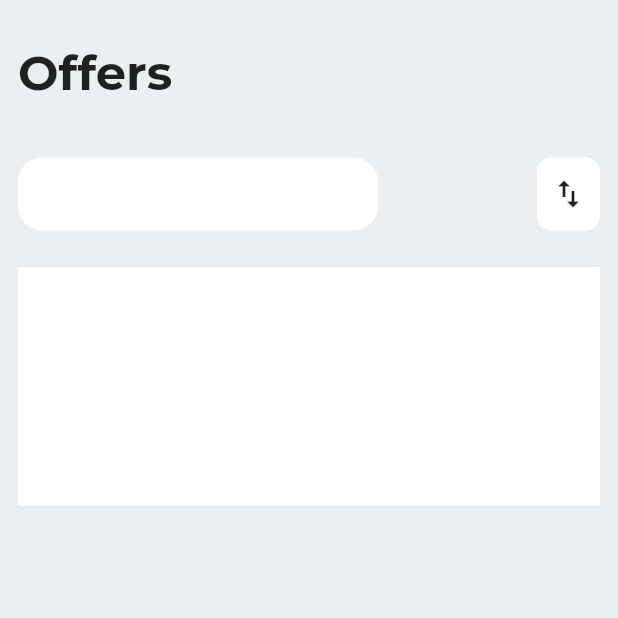
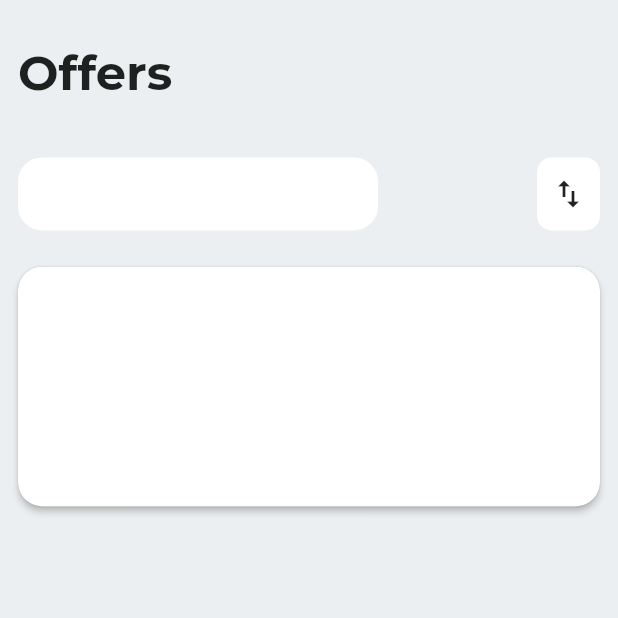
Before and after one commit to JAICHANGPARK/flutter_notebook_11th_story, a Flutter app: the screen it shows after launch, on a phone screen of 412 x 824 dp, the top half of it. Run offline on Flutter 3.47's test engine with Material 2 defaults, Android fonts, the phone set to English and light mode, and no system bars; our stand-ins replace backdrop, badges, flutter_inner_drawer, flutter_slidable, flutter_swiper, google_fonts.

Commit message:
Update offers_home_page.dart

```diff
--- a/lib/ep741_offers_app/ui/offers_home_page.dart
+++ b/lib/ep741_offers_app/ui/offers_home_page.dart
@@ -56,9 +56,12 @@ class _OffersHomePageState extends State<OffersHomePage> {
                     height: 160,
                     child: PhysicalModel(
                       color: Colors.black.withOpacity(0.3),
+                      elevation: 2,
+                      borderRadius: BorderRadius.circular(16),
                       child: Container(
                         decoration: BoxDecoration(
                           color: Colors.white,
+                          borderRadius: BorderRadius.circular(16)
                         ),
                       ),
                     ),
```
